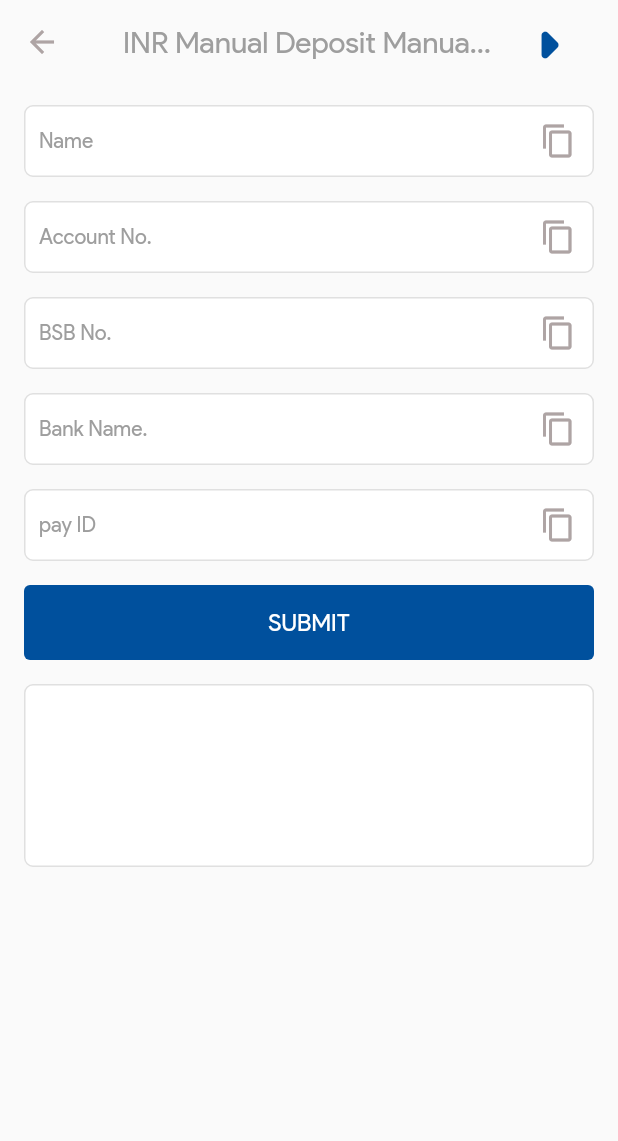
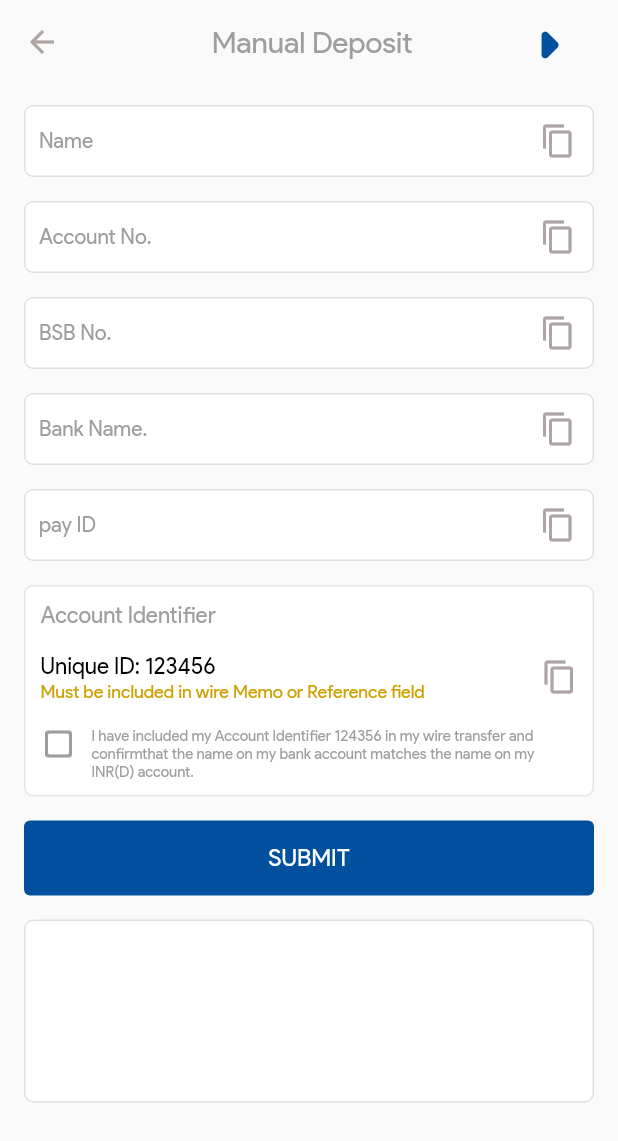
Before and after one commit to rajavikramsingh27/INR_D, a Flutter app: the DepositMoney screen opened directly, after a tap on "Manual Deposit", on a phone screen of 412 x 824 dp. Shown: the top 1141 px of the screen. Run offline on Flutter 3.47's test engine with Material 2 defaults, Android fonts, the phone set to English and light mode, and no system bars; our stand-ins replace country_picker, flutter_svg, get, get_storage; accounts and stored records are empty.

Commit message:
accont identifier is done

```diff
--- a/lib/Controllers/DepositMoneyController.dart
+++ b/lib/Controllers/DepositMoneyController.dart
@@ -4,7 +4,7 @@
 class DepositMoneyController extends GetxController {
 
   RxInt index = 0.obs;
-  RxString titleManualDeposit = 'INR Manual Deposit'.obs;
+  RxString titleManualDeposit = ''.obs;
 
   List<List<String>> arrManualDeposit = [
     // AUD
--- /dev/null
+++ b/lib/Controllers/ManualDepositController.dart
@@ -0,0 +1,9 @@
+import 'package:get/get.dart';
+
+class ManualDepositController extends GetxController {
+  RxBool isCheckAccountIdentifier = false.obs;
+
+  reset() {
+    isCheckAccountIdentifier.value = false;
+  }
+}
--- a/lib/Views/AddCurrency.dart
+++ b/lib/Views/AddCurrency.dart
@@ -43,7 +43,7 @@
                   fontWeightDelta: 1,
                 ),
                 iconWidget: Icon(Icons.keyboard_arrow_down, color: ColorStyle.grey, size: 26,),
-                listValue: ['Select', 'USD', 'CAD', 'INR', 'GBP', 'EURO', 'SGD', 'NZD'
+                listValue: ['Select', 'AUD', 'USD', 'CAD', 'INR', 'GBP', 'EURO', 'SGD', 'NZD'
                 ],
                 selectedValue: "Select",
                 onChanged: (text) {
@@ -87,9 +87,6 @@
               SizedBox(
                 height: 30,
               ),
-              SizedBox(
-                height: 16,
-              ),
               TextButtonCustom(
                 text: "DEPOSIT",
                 colorBG: ColorStyle.primaryColor,
--- a/lib/Views/ManualDeposit.dart
+++ b/lib/Views/ManualDeposit.dart
@@ -9,14 +9,20 @@
 import '../Styles/ColorStyle.dart';
 import '../Styles/EffectStyle.dart';
 import '../Styles/TextStyles.dart';
+import '../Controllers/ManualDepositController.dart';
+import 'package:get/get.dart';
 
 class ManualDeposit extends StatelessWidget {
   final String? title;
   final List<String>? arrBankDetails;
-  ManualDeposit({Key? key,
+
+  ManualDeposit({
+    Key? key,
     required this.title,
     required this.arrBankDetails,
   }) : super(key: key);
+
+  final controller = Get.put(ManualDepositController());
 
   textFieldComponents(String text) {
     return TextFieldCustomSuffix(
@@ -29,7 +35,10 @@
       colorFill: ColorStyle.white,
       colorBorder: Colors.black12,
       radiusBorder: 6,
-      suffix: Icon(Icons.copy, color: ColorStyle.grey,),
+      suffix: Icon(
+        Icons.copy,
+        color: ColorStyle.grey,
+      ),
     );
   }
 
@@ -50,13 +59,15 @@
               Icons.arrow_right_rounded,
               color: ColorStyle.primaryColor,
             ),
-            onPressed: () {
-
-            },
+            onPressed: () {},
           ),
         ],
       ),
-      body:SingleChildScrollView(
+      body: GetBuilder(
+        init: ManualDepositController(),
+        initState: (state) {},
+        builder: (auth) {
+          return Obx(() => SingleChildScrollView(
               padding: EdgeInsets.only(left: 16, right: 16, bottom: 16),
               child: Column(
                 mainAxisAlignment: MainAxisAlignment.center,
@@ -67,13 +78,104 @@
                     shrinkWrap: true,
                     physics: NeverScrollableScrollPhysics(),
                     separatorBuilder: (context, index) {
-                return SizedBox(height: 16,);
+                      return SizedBox(
+                        height: 16,
+                      );
                     },
                     itemBuilder: (context, index) {
                       return textFieldComponents(arrBankDetails![index]);
                     },
                   ),
-            SizedBox(height: 16,),
+                  SizedBox(
+                    height: 16,
+                  ),
+                  Container(
+                    width: double.infinity,
+                    padding: EdgeInsets.only(
+                      left: 10,
+                      right: 10,
+                      top: 10,
+                      bottom: 10,
+                    ),
+                    decoration: BoxDecoration(
+                      color: Colors.white,
+                      borderRadius: BorderRadius.circular(6),
+                      border:
+                          Border.all(color: ColorStyle.grey.withOpacity(0.3)),
+                    ),
+                    child: Column(
+                      crossAxisAlignment: CrossAxisAlignment.start,
+                      children: [
+                        Text(
+                          'Account Identifier',
+                          style: TextStylesProductSans.textStyles_15
+                              .apply(color: Colors.grey),
+                        ),
+                        SizedBox(
+                          height: 16,
+                        ),
+                        Row(
+                          mainAxisAlignment: MainAxisAlignment.spaceBetween,
+                          crossAxisAlignment: CrossAxisAlignment.center,
+                          children: [
+                            Column(
+                              crossAxisAlignment: CrossAxisAlignment.start,
+                              children: [
+                                Text(
+                                  'Unique ID: 123456',
+                                  style: TextStylesProductSans.textStyles_15
+                                      .apply(color: Colors.black),
+                                ),
+                                Text(
+                                  'Must be included in wire Memo or Reference field',
+                                  style: TextStylesProductSans.textStyles_12
+                                      .apply(color: ColorStyle.yellow),
+                                ),
+                              ],
+                            ),
+                            Icon(
+                              Icons.copy,
+                              color: ColorStyle.grey,
+                            ),
+                          ],
+                        ),
+                        SizedBox(
+                          height: 16,
+                        ),
+                        InkWell(
+                          child: Row(
+                            crossAxisAlignment: CrossAxisAlignment.start,
+                            children: [
+                              Icon(
+                                controller.isCheckAccountIdentifier.value
+                                    ? Icons.check_box_rounded
+                                    : Icons.check_box_outline_blank_rounded,
+                                color: Colors.grey,
+                              ),
+                              SizedBox(width: 10),
+                              Expanded(
+                                  child: Text(
+                                      'I have included my Account Identifier 124356 in my wire transfer and confirm'
+                                      'that the name on my bank account matches the name on my INR(D) account.',
+                                      // maxLines: 3,
+                                      style: TextStyle(
+                                        fontFamily:
+                                            TextStylesProductSans.kFontFamily,
+                                        fontSize: 10,
+                                        color: Colors.grey,
+                                      ))),
+                            ],
+                          ),
+                          onTap: () {
+                            controller.isCheckAccountIdentifier.value = !controller.isCheckAccountIdentifier.value;
+                          },
+                        )
+                      ],
+                    ),
+                  ),
+                  SizedBox(
+                    height: 16,
+                  ),
                   TextButtonCustom(
                     text: "SUBMIT",
                     colorBG: ColorStyle.primaryColor,
@@ -106,7 +208,8 @@
                   //     style: TextStylesProductSans.textStyles_14
                   //         .apply(color: ColorStyle.primaryColor)),
                 ],
-        )
+              )));
+        },
       ),
     );
   }
```
Lines whose indentation alone changed are shown as unchanged.
